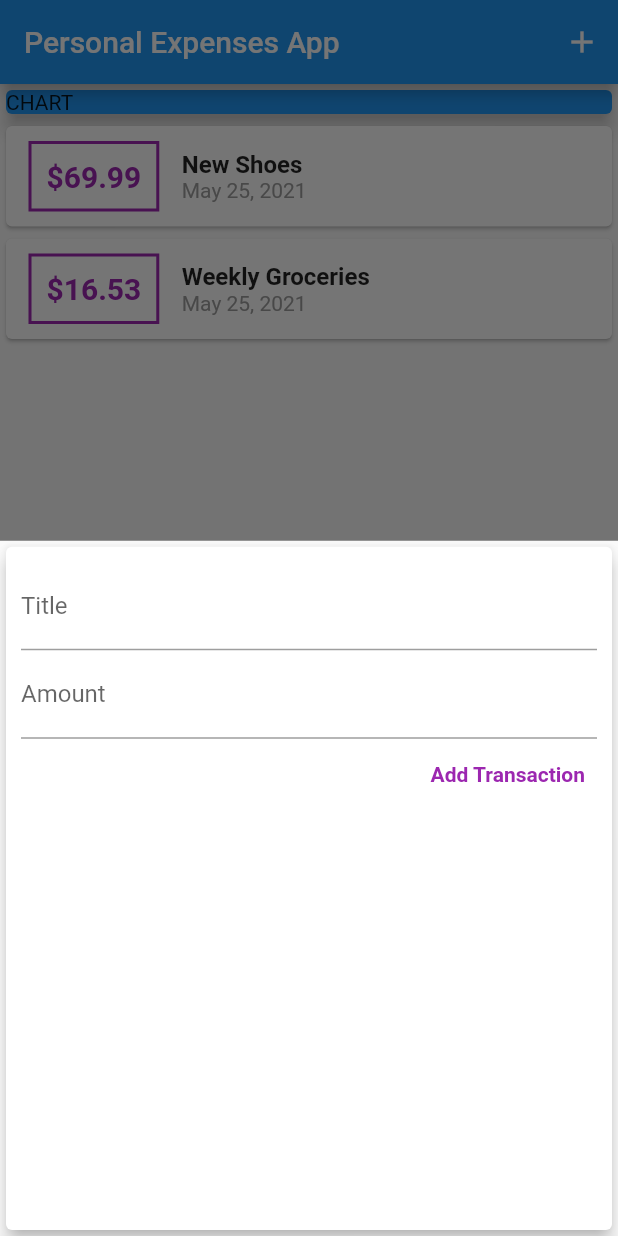
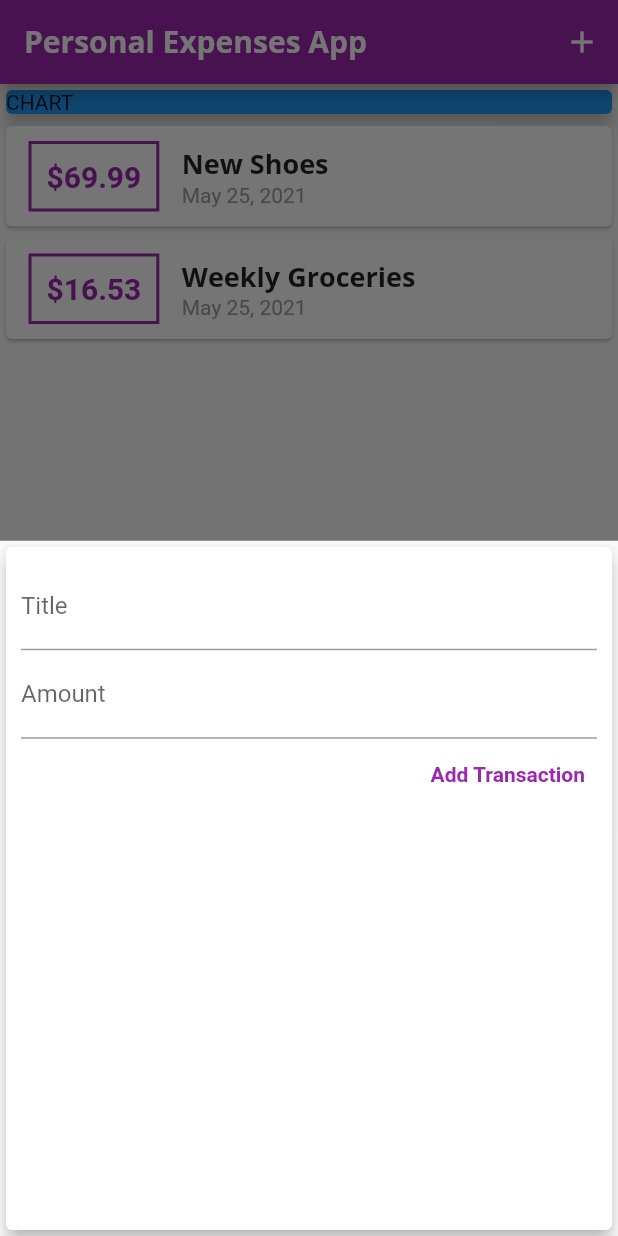
Before and after one commit to chrisd666/personal-expenses-app, a Flutter app: the screen it shows after launch, after a tap on the "add" icon, on a phone screen of 412 x 824 dp. Run offline on Flutter 3.47's test engine with Material 2 defaults, Android fonts, the phone set to English and light mode, and no system bars.

Commit message:
custom fonts & working with text themes

```diff
--- a/lib/main.dart
+++ b/lib/main.dart
@@ -13,10 +13,26 @@ class MyApp extends StatelessWidget {
   @override
   Widget build(BuildContext context) {
     return MaterialApp(
-      title: 'Flutter Demo',
+      title: "Personal Expenses App",
       theme: ThemeData(
-        primarySwatch: Colors.blue,
-      ),
+          primarySwatch: Colors.purple,
+          accentColor: Colors.amber,
+          fontFamily: 'Quicksand',
+          textTheme: ThemeData.light().textTheme.copyWith(
+                headline6: TextStyle(
+                    fontFamily: 'OpenSans',
+                    fontSize: 18,
+                    fontWeight: FontWeight.bold),
+              ),
+          appBarTheme: AppBarTheme(
+            textTheme: TextTheme(
+              headline6: TextStyle(
+                  fontFamily: 'OpenSans',
+                  fontSize: 20,
+                  fontWeight: FontWeight.bold,
+                  color: Colors.white),
+            ),
+          )),
       home: MyHomePage(),
     );
   }
--- a/lib/widgets/new_transaction.dart
+++ b/lib/widgets/new_transaction.dart
@@ -1,11 +1,17 @@
 import 'package:flutter/material.dart';
 
-class NewTransaction extends StatelessWidget {
+class NewTransaction extends StatefulWidget {
   final Function addTx;
+
+  NewTransaction(this.addTx);
+
+  @override
+  _NewTransactionState createState() => _NewTransactionState();
+}
+
+class _NewTransactionState extends State<NewTransaction> {
   final titleController = TextEditingController();
   final amountController = TextEditingController();
-
-  NewTransaction(this.addTx);
 
   void submitData() {
     final enteredTitle = titleController.text;
@@ -13,7 +19,9 @@ class NewTransaction extends StatelessWidget {
 
     if (enteredTitle.isEmpty || enteredAmount <= 0) return;
 
-    addTx(enteredTitle, enteredAmount);
+    widget.addTx(enteredTitle, enteredAmount);
+
+    Navigator.of(context).pop();
   }
 
   @override
--- a/lib/widgets/transaction_list.dart
+++ b/lib/widgets/transaction_list.dart
@@ -20,7 +20,7 @@ class TransactionList extends StatelessWidget {
               padding: EdgeInsets.all(10),
               decoration: BoxDecoration(
                   border: Border.all(
-                color: Colors.purple,
+                color: Theme.of(context).primaryColor,
                 width: 2,
               )),
               child: Text(
@@ -28,7 +28,7 @@ class TransactionList extends StatelessWidget {
                 style: TextStyle(
                     fontWeight: FontWeight.bold,
                     fontSize: 20,
-                    color: Colors.purple),
+                    color: Theme.of(context).primaryColor),
               ),
             ),
             Column(
@@ -36,7 +36,7 @@ class TransactionList extends StatelessWidget {
               children: [
                 Text(
                   transactions[index].title,
-                  style: TextStyle(fontWeight: FontWeight.bold, fontSize: 16),
+                  style: Theme.of(context).textTheme.headline6,
                 ),
                 Text(
                   DateFormat.yMMMd().format(transactions[index].date),
```
Also changed, not shown: pubspec.yaml (+12 -11 lines), assets/fonts/OpenSans-Bold.ttf (added), assets/fonts/OpenSans-Regular.ttf (added), assets/fonts/Quicksand-Bold.ttf (added), assets/fonts/Quicksand-Light.ttf (added), assets/fonts/Quicksand-Medium.ttf (added), assets/fonts/Quicksand-Regular.ttf (added).
